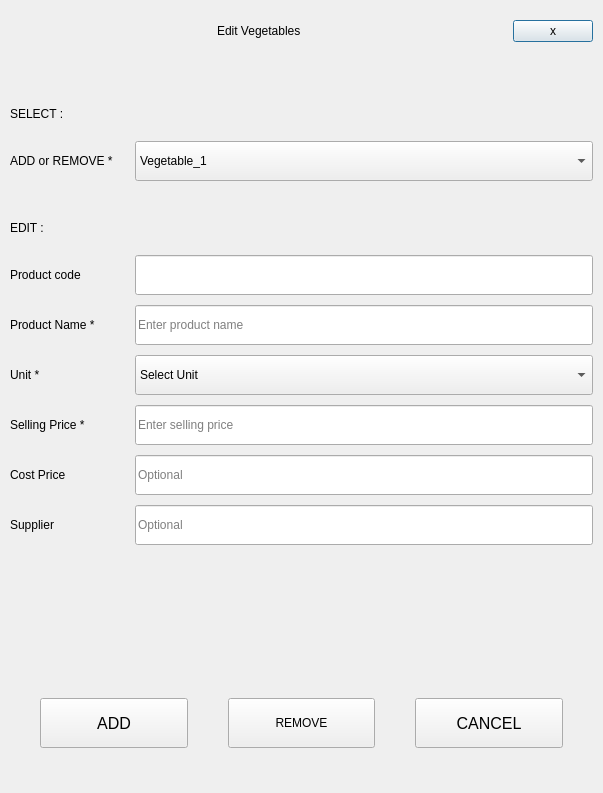
The window that Project/ui/vegetable_menu.ui (Selvam-T/POS) describes before a commit, drawn with Qt 5.
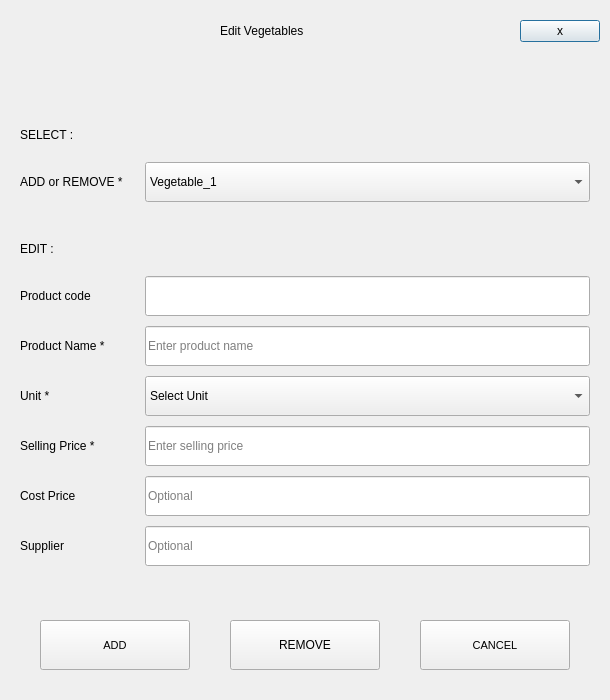
The same window after the commit.

Commit message: Dialog customTitleBar squished issue resolved, by setting QDialog minimimHeight

```diff
--- a/Project/ui/vegetable_menu.ui
+++ b/Project/ui/vegetable_menu.ui
@@ -6,8 +6,8 @@
    <rect>
     <x>0</x>
     <y>0</y>
-    <width>603</width>
-    <height>793</height>
+    <width>610</width>
+    <height>700</height>
    </rect>
   </property>
   <property name="minimumSize">
@@ -24,7 +24,7 @@
   </property>
   <layout class="QVBoxLayout" name="mainVegetableMenuLayout">
    <property name="spacing">
-    <number>5</number>
+    <number>10</number>
    </property>
    <property name="leftMargin">
     <number>10</number>
@@ -108,12 +108,12 @@
       <enum>Qt::Vertical</enum>
      </property>
      <property name="sizeType">
-      <enum>QSizePolicy::Fixed</enum>
+      <enum>QSizePolicy::Expanding</enum>
      </property>
      <property name="sizeHint" stdset="0">
       <size>
        <width>20</width>
-       <height>50</height>
+       <height>10</height>
       </size>
      </property>
     </spacer>
@@ -138,13 +138,13 @@
      <item>
       <layout class="QGridLayout" name="inputFieldsLayout" columnstretch="0,0">
        <property name="leftMargin">
-        <number>0</number>
+        <number>10</number>
        </property>
        <property name="topMargin">
         <number>0</number>
        </property>
        <property name="rightMargin">
-        <number>0</number>
+        <number>10</number>
        </property>
        <property name="bottomMargin">
         <number>0</number>
@@ -221,7 +221,7 @@
           <enum>Qt::Vertical</enum>
          </property>
          <property name="sizeType">
-          <enum>QSizePolicy::Fixed</enum>
+          <enum>QSizePolicy::Expanding</enum>
          </property>
          <property name="sizeHint" stdset="0">
           <size>
@@ -237,7 +237,7 @@
           <enum>Qt::Vertical</enum>
          </property>
          <property name="sizeType">
-          <enum>QSizePolicy::Fixed</enum>
+          <enum>QSizePolicy::Expanding</enum>
          </property>
          <property name="sizeHint" stdset="0">
           <size>
@@ -679,7 +679,7 @@
          </property>
          <property name="font">
           <font>
-           <pointsize>12</pointsize>
+           <pointsize>8</pointsize>
           </font>
          </property>
          <property name="text">
@@ -722,7 +722,7 @@
          </property>
          <property name="font">
           <font>
-           <pointsize>12</pointsize>
+           <pointsize>8</pointsize>
           </font>
          </property>
          <property name="text">
@@ -734,22 +734,6 @@
      </item>
     </layout>
    </item>
-   <item>
-    <spacer name="verticalSpacer_4">
-     <property name="orientation">
-      <enum>Qt::Vertical</enum>
-     </property>
-     <property name="sizeType">
-      <enum>QSizePolicy::Fixed</enum>
-     </property>
-     <property name="sizeHint" stdset="0">
-      <size>
-       <width>20</width>
-       <height>15</height>
-      </size>
-     </property>
-    </spacer>
-   </item>
   </layout>
  </widget>
  <tabstops>
```
The commit also changes 6 other files.
